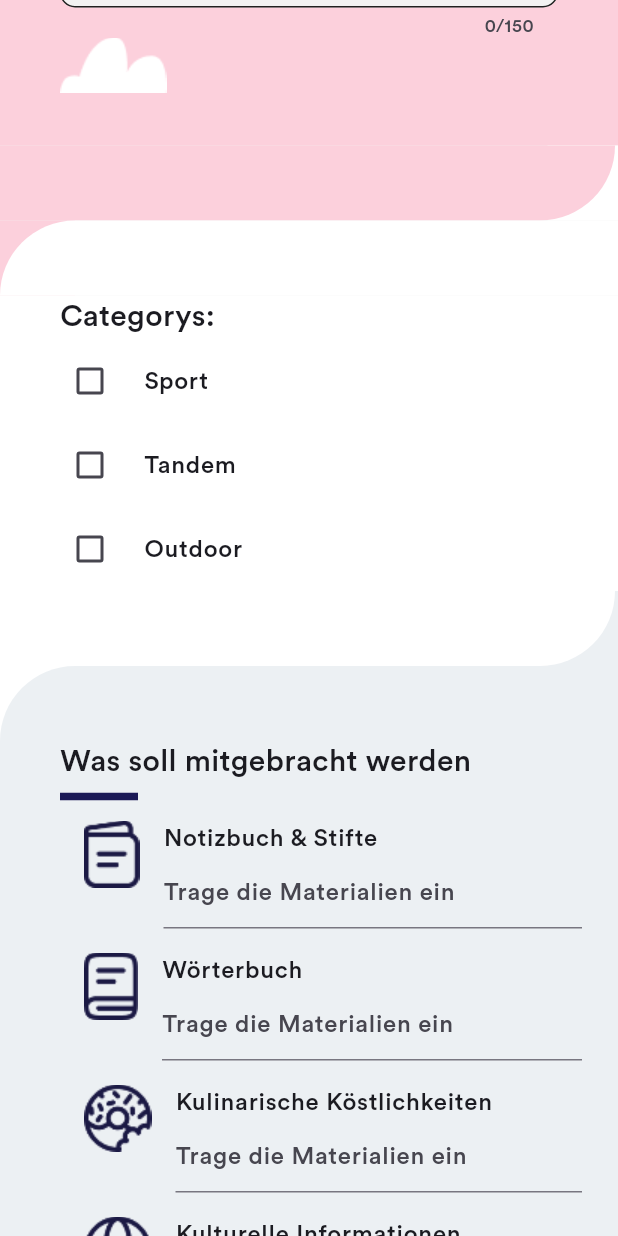
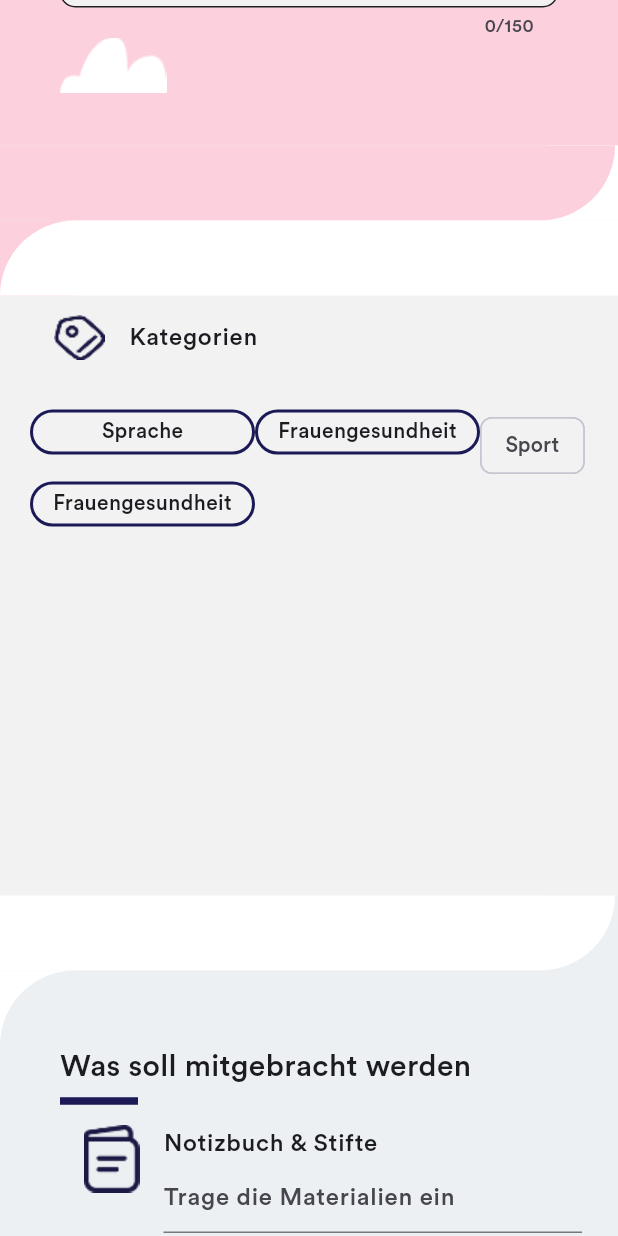
Before and after one commit to Trinistar/female_fellows, a Flutter app: the CreateEvent screen opened directly, scrolled down 1728 dp, on a phone screen of 412 x 824 dp. Run offline on Flutter 3.47's test engine with Material 3 defaults, Android fonts, the light colour scheme and no system bars; our stand-ins replace bloc, cloud_firestore, date_format, equatable, firebase_auth, firebase_core and 4 more; accounts and stored records are empty; generated files the repository leaves out were written again.

Commit message:
update event create and folder structur

```diff
--- a/lib/models/events.dart
+++ b/lib/models/events.dart
@@ -18,6 +18,7 @@ class Event {
   //final EventMaterial material;
   final bool isfavorit;
   //categorys
+
   final bool? sport;
   final bool? tandem;
   final bool? outdoor;
--- a/lib/pages/Eventpages/CreateEvent/create_event.dart
+++ b/lib/pages/Eventpages/CreateEvent/create_event.dart
@@ -5,6 +5,7 @@ import 'package:vs_femalefellows/blocs/EventBloc/event_bloc.dart';
 import 'package:vs_femalefellows/components/female_fellows_button.dart';
 import 'package:vs_femalefellows/components/text_bar.dart';
 import 'package:vs_femalefellows/pages/Eventpages/EventComponents/color_artbar.dart';
+import 'package:vs_femalefellows/pages/Eventpages/EventDetail/event_Categorys.dart';
 import 'package:vs_femalefellows/pages/Eventpages/EventDetail/event_detail_page.dart';
 import 'package:vs_femalefellows/pages/Homepage/homepage_container/homepage_divider.dart';
 import 'package:vs_femalefellows/provider/controller.dart';
@@ -335,49 +336,78 @@ class _CreateEventState extends State<CreateEvent> {
                 // *************************************  //EVENT CATEGORYS //**************************************/
                 Container(
                   width: 1000,
-                  color: Colors.white,
-                  child: Column(
-                    mainAxisAlignment: MainAxisAlignment.start,
-                    crossAxisAlignment: CrossAxisAlignment.start,
-                    children: [
-                      Padding(
-                        padding: const EdgeInsets.only(left: 40),
-                        child: Text(
-                          'Categorys:',
-                          style: TextStyle(fontSize: 20),
+                  height: 400,
+                  child: Padding(
+                    padding: const EdgeInsets.only(left: 20),
+                    child: Column(
+                      crossAxisAlignment: CrossAxisAlignment.start,
+                      mainAxisAlignment: MainAxisAlignment.start,
+                      children: [
+                        ListTile(
+                          leading: Image.asset(
+                            'lib/images/category.png',
+                            cacheHeight: 30,
+                          ),
+                          title: Text('Kategorien'),
                         ),
-                      ),
-                      CheckboxListTile(
-                          controlAffinity: ListTileControlAffinity.leading,
-                          contentPadding: EdgeInsets.only(left: 40),
-                          title: Text('Sport'),
-                          value: _sport,
-                          onChanged: (value) {
-                            setState(() {
-                              _sport = value ?? false;
-                            });
-                          }),
-                      CheckboxListTile(
-                          controlAffinity: ListTileControlAffinity.leading,
-                          contentPadding: EdgeInsets.only(left: 40),
-                          title: Text('Tandem'),
-                          value: _tandem,
-                          onChanged: (value) {
-                            setState(() {
-                              _tandem = value ?? false;
-                            });
-                          }),
-                      CheckboxListTile(
-                          controlAffinity: ListTileControlAffinity.leading,
-                          contentPadding: EdgeInsets.only(left: 40),
-                          title: Text('Outdoor'),
-                          value: _outdoor,
-                          onChanged: (value) {
-                            setState(() {
-                              _outdoor = value ?? false;
-                            });
-                          }),
-                    ],
+                        SizedBox(
+                          height: 20,
+                        ),
+                        Column(
+                          children: [
+                            Wrap(
+                              children: [
+                                Container(
+                                  alignment: Alignment.center,
+                                  width: 150,
+                                  height: 30,
+                                  decoration: BoxDecoration(
+                                      border: Border.all(
+                                          width: 2,
+                                          color: Theme.of(context)
+                                              .colorScheme
+                                              .primary),
+                                      borderRadius: BorderRadius.circular(60)),
+                                  child: Text('Sprache'),
+                                ),
+                                Container(
+                                  alignment: Alignment.center,
+                                  width: 150,
+                                  height: 30,
+                                  decoration: BoxDecoration(
+                                      border: Border.all(
+                                          width: 2,
+                                          color: Theme.of(context)
+                                              .colorScheme
+                                              .primary),
+                                      borderRadius: BorderRadius.circular(60)),
+                                  child: Text('Frauengesundheit'),
+
+                                ),
+                                    FilterChip(
+                          label: Text('Sport'),
+                          onSelected: (isSelected){},
+
+                            ),
+                            Container(
+                              alignment: Alignment.center,
+                              width: 150,
+                              height: 30,
+                              decoration: BoxDecoration(
+                                  border: Border.all(
+                                      width: 2,
+                                      color: Theme.of(context)
+                                          .colorScheme
+                                          .primary),
+                                  borderRadius: BorderRadius.circular(60)),
+                              child: Text('Frauengesundheit'),
+                            ),
+                              ],
+                            ),
+                          ],
+                        ),
+                      ],
+                    ),
                   ),
                 ),
                 DividerBouthCorner(
@@ -497,9 +527,6 @@ class _CreateEventState extends State<CreateEvent> {
                               contactPerson:
                                   Controller.contactPersonController.text,
                               location: Controller.locationController.text,
-                              sport: _sport,
-                              outdoor: _outdoor,
-                              tandem: _tandem,
                               planer: Controller.planerController.text,
                               book: Controller.bookController.text,
                               food: Controller.foodController.text,
```
Also changed, not shown: lib/pages/Eventpages/EventDetail/event_Categorys.dart (added, +46 -0 lines), lib/pages/Eventpages/EventDetail/event_detail_page.dart (+2 -33 lines).
